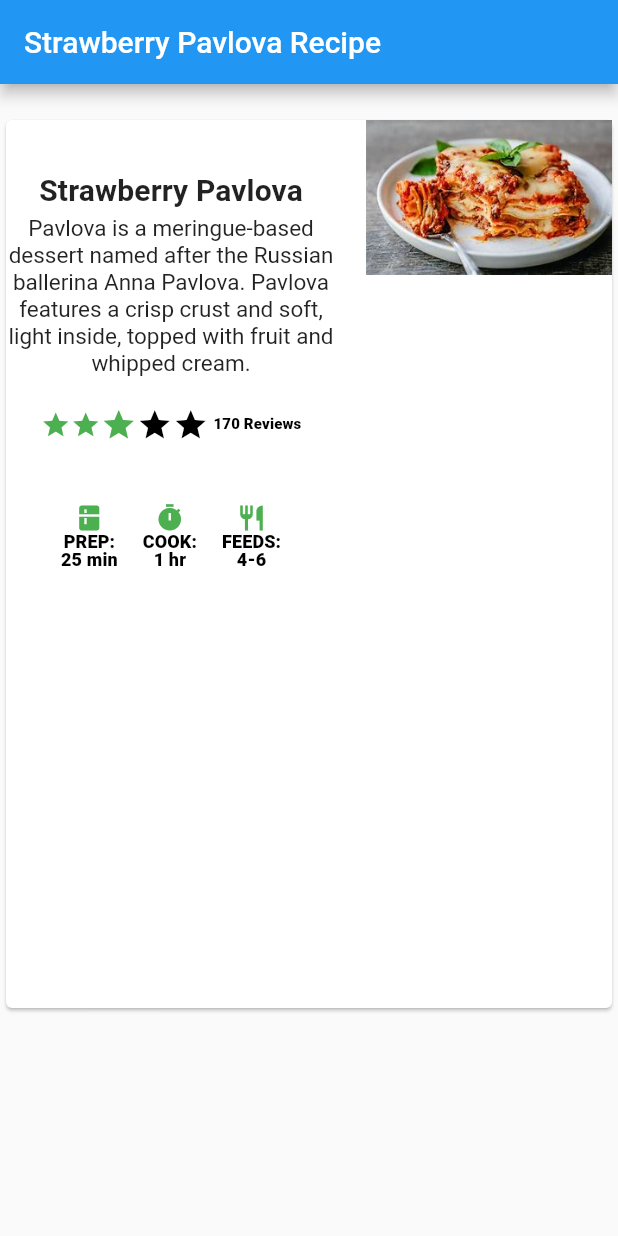
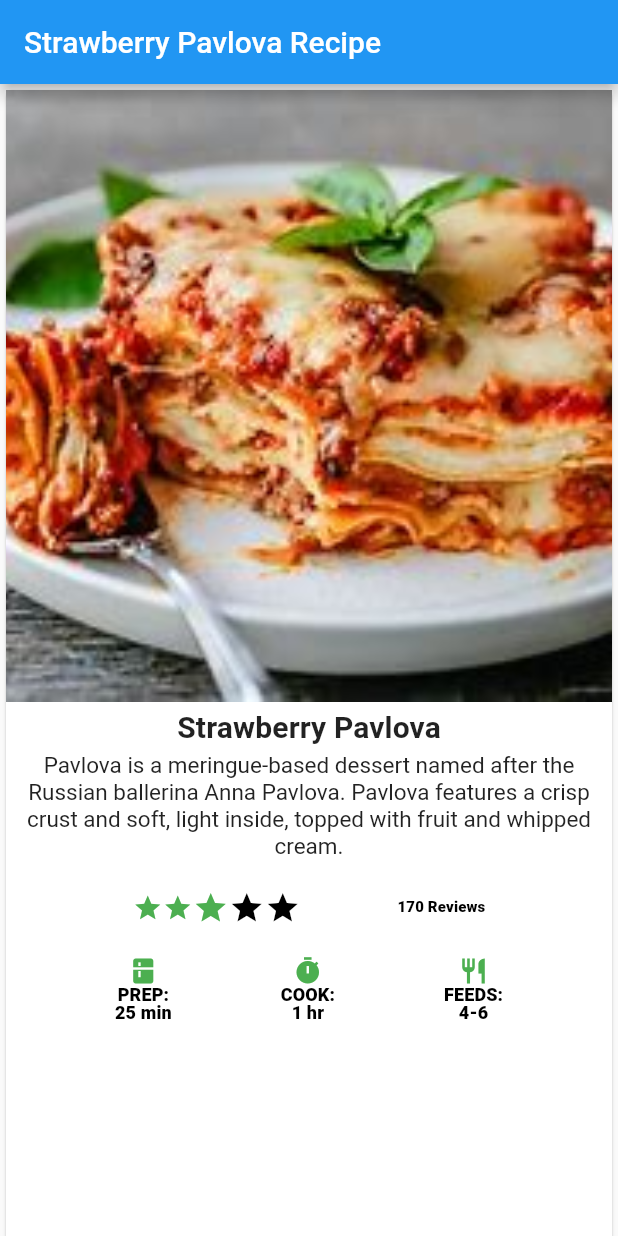
Before and after one commit to dasileker/Widget, a Flutter app: the screen it shows after launch, on a phone screen of 412 x 824 dp. Run offline on Flutter 3.47's test engine with Material 2 defaults, Android fonts, the phone set to English and light mode, and no system bars; Roboto replaces fonts that are missing (Georgia).

Commit message:
fix: fixing the row error

```diff
--- a/lib/main.dart
+++ b/lib/main.dart
@@ -32,7 +32,6 @@
 // class _MyHomePageState extends State<MyHomePage> {
 //   @override
 //   Widget build(BuildContext context) {
-
 
 // const titleText = Padding(
 //       padding: EdgeInsets.all(20),
@@ -169,8 +168,6 @@
 //   }
 // }
 
-
-
 import 'package:flutter/material.dart';
 import 'package:flutter/rendering.dart' show debugPaintSizeEnabled;
 
@@ -218,8 +215,16 @@ class MyApp extends StatelessWidget {
     var stars = Row(
       mainAxisSize: MainAxisSize.min,
       children: [
-        Icon(Icons.star, color: Colors.green[500],size: 20,),
-        Icon(Icons.star, color: Colors.green[500], size: 20,),
+        Icon(
+          Icons.star,
+          color: Colors.green[500],
+          size: 20,
+        ),
+        Icon(
+          Icons.star,
+          color: Colors.green[500],
+          size: 20,
+        ),
         Icon(Icons.star, color: Colors.green[500]),
         const Icon(Icons.star, color: Colors.black),
         const Icon(Icons.star, color: Colors.black),
@@ -263,27 +268,39 @@ class MyApp extends StatelessWidget {
     final iconList = DefaultTextStyle.merge(
       style: descTextStyle,
       child: Container(
-        padding: const EdgeInsets.all(20),
+        //!padding: const EdgeInsets.all(20),
         child: Row(
           mainAxisAlignment: MainAxisAlignment.spaceEvenly,
           children: [
             Column(
               children: [
-                Icon(Icons.kitchen, color: Colors.green[500],size: 20,),
+                Icon(
+                  Icons.kitchen,
+                  color: Colors.green[500],
+                  size: 20,
+                ),
                 const Text('PREP:'),
                 const Text('25 min'),
               ],
             ),
             Column(
               children: [
-                Icon(Icons.timer, color: Colors.green[500],size: 20,),
+                Icon(
+                  Icons.timer,
+                  color: Colors.green[500],
+                  size: 20,
+                ),
                 const Text('COOK:'),
                 const Text('1 hr'),
               ],
             ),
             Column(
               children: [
-                Icon(Icons.restaurant, color: Colors.green[500],size: 20,),
+                Icon(
+                  Icons.restaurant,
+                  color: Colors.green[500],
+                  size: 20,
+                ),
                 const Text('FEEDS:'),
                 const Text('4-6'),
               ],
@@ -296,7 +313,7 @@ class MyApp extends StatelessWidget {
 
     // #docregion leftColumn
     final leftColumn = Container(
-      padding: const EdgeInsets.fromLTRB(0, 30, 20, 0),
+      // padding: const EdgeInsets.fromLTRB(0, 30, 20, 0),
       child: Column(
         children: [
           titleText,
@@ -318,22 +335,23 @@ class MyApp extends StatelessWidget {
         title: Text(title),
       ),
       // #docregion body
-      body: Container(
-          margin: const EdgeInsets.fromLTRB(0, 20, 0, 20),
-          height: 600,
+      body: Builder(builder: (context) {
+        return SingleChildScrollView(
+          child: Container(
+            // margin: const EdgeInsets.fromLTRB(0, 20, 0, 20),
+            height: MediaQuery.of(context).size.height,
             child: Card(
-            child: Row(
+              child: Column(
                 crossAxisAlignment: CrossAxisAlignment.start,
                 children: [
-                SizedBox(
-                  width: 240,
-                  child: leftColumn,
-                ),
                   Expanded(child: mainImage),
+                  Expanded(child: leftColumn),
                 ],
               ),
             ),
           ),
+        );
+      }),
       // #enddocregion body
     );
   }
```
Also changed, not shown: pubspec.lock. Lines whose indentation alone changed are shown as unchanged.
